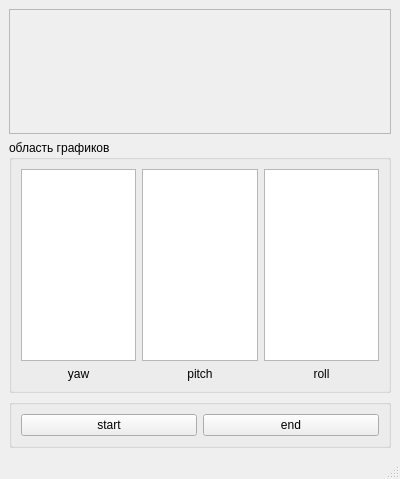
Before: the Qt Designer form timer_t/untitled.ui in Netromnik/pyqt_test, drawn with Qt 5.
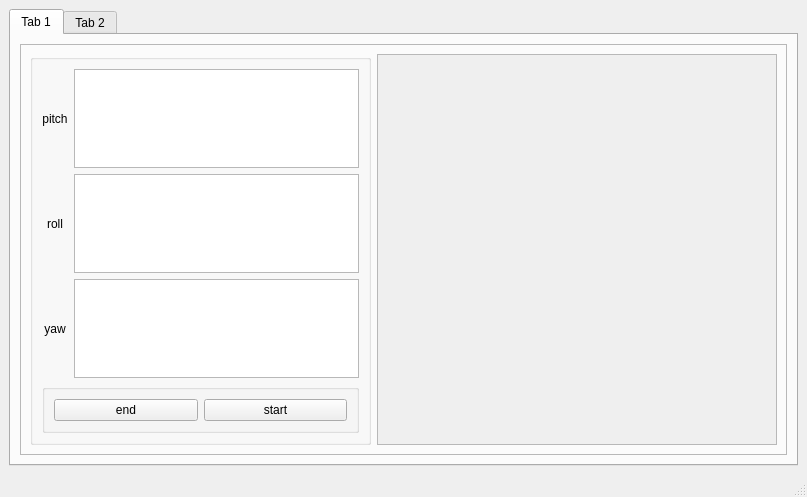
After: the same form once the commit is applied.

Patch:
```diff
--- a/timer_t/untitled.ui
+++ b/timer_t/untitled.ui
@@ -6,39 +6,47 @@
    <rect>
     <x>0</x>
     <y>0</y>
-    <width>400</width>
-    <height>479</height>
+    <width>807</width>
+    <height>497</height>
    </rect>
   </property>
   <property name="windowTitle">
    <string>MainWindow</string>
   </property>
   <widget class="QWidget" name="centralwidget">
-   <layout class="QVBoxLayout" name="verticalLayout">
+   <layout class="QHBoxLayout" name="horizontalLayout">
     <item>
-     <widget class="QScrollArea" name="scrollArea">
-      <property name="widgetResizable">
+     <widget class="QTabWidget" name="tabWidget">
+      <property name="currentIndex">
+       <number>0</number>
+      </property>
+      <property name="usesScrollButtons">
        <bool>true</bool>
       </property>
-      <widget class="QWidget" name="scrollAreaWidgetContents">
-       <property name="geometry">
-        <rect>
-         <x>0</x>
-         <y>0</y>
-         <width>384</width>
-         <height>110</height>
-        </rect>
-       </property>
-      </widget>
-     </widget>
-    </item>
+      <property name="tabBarAutoHide">
+       <bool>false</bool>
+      </property>
+      <widget class="QWidget" name="tab">
+       <attribute name="title">
+        <string>Tab 1</string>
+       </attribute>
+       <layout class="QVBoxLayout" name="verticalLayout_3">
+        <item>
+         <widget class="QFrame" name="frame">
+          <property name="frameShape">
+           <enum>QFrame::StyledPanel</enum>
+          </property>
+          <property name="frameShadow">
+           <enum>QFrame::Raised</enum>
+          </property>
+          <layout class="QHBoxLayout" name="horizontalLayout_2">
     <item>
      <widget class="QGroupBox" name="groupBox_2">
       <property name="title">
-       <string>область графиков</string>
+              <string/>
       </property>
       <layout class="QGridLayout" name="gridLayout">
-       <item row="5" column="0">
+              <item row="2" column="0">
         <widget class="QLabel" name="label_3">
          <property name="text">
           <string>yaw</string>
@@ -57,34 +65,40 @@
          </property>
         </widget>
        </item>
-       <item row="5" column="2">
-        <widget class="QLabel" name="label">
-         <property name="text">
-          <string>roll</string>
-         </property>
-         <property name="alignment">
-          <set>Qt::AlignCenter</set>
-         </property>
-        </widget>
-       </item>
-       <item row="4" column="2">
-        <widget class="QGraphicsView" name="yz"/>
-       </item>
-       <item row="5" column="1">
-        <widget class="QLabel" name="label_2">
-         <property name="text">
-          <string>pitch</string>
-         </property>
-         <property name="alignment">
-          <set>Qt::AlignCenter</set>
-         </property>
-        </widget>
-       </item>
-       <item row="4" column="0">
+              <item row="1" column="1">
         <widget class="QGraphicsView" name="xy"/>
        </item>
-       <item row="4" column="1">
+              <item row="3" column="0" colspan="2">
+               <widget class="QGroupBox" name="groupBox">
+                <property name="title">
+                 <string/>
+                </property>
+                <layout class="QHBoxLayout" name="horizontalLayout_4">
+                 <item>
+                  <widget class="QPushButton" name="end">
+                   <property name="text">
+                    <string>end</string>
+                   </property>
+                  </widget>
+                 </item>
+                 <item>
+                  <widget class="QPushButton" name="ok">
+                   <property name="text">
+                    <string>start</string>
+                   </property>
+                  </widget>
+                 </item>
+                </layout>
+               </widget>
+              </item>
+              <item row="0" column="1">
         <widget class="QGraphicsView" name="xz">
+                <property name="minimumSize">
+                 <size>
+                  <width>200</width>
+                  <height>0</height>
+                 </size>
+                </property>
          <property name="acceptDrops">
           <bool>false</bool>
          </property>
@@ -93,30 +107,70 @@
          </property>
         </widget>
        </item>
-      </layout>
-     </widget>
-    </item>
-    <item>
-     <widget class="QGroupBox" name="groupBox">
-      <property name="title">
-       <string/>
-      </property>
-      <layout class="QHBoxLayout" name="horizontalLayout_2">
-       <item>
-        <widget class="QPushButton" name="ok">
+              <item row="2" column="1">
+               <widget class="QGraphicsView" name="yz"/>
+              </item>
+              <item row="1" column="0">
+               <widget class="QLabel" name="label">
+                <property name="text">
+                 <string>roll</string>
+                </property>
+                <property name="alignment">
+                 <set>Qt::AlignCenter</set>
+                </property>
+               </widget>
+              </item>
+              <item row="0" column="0">
+               <widget class="QLabel" name="label_2">
          <property name="text">
-          <string>start</string>
-         </property>
-        </widget>
-       </item>
+                 <string>pitch</string>
+                </property>
+                <property name="alignment">
+                 <set>Qt::AlignCenter</set>
+                </property>
+               </widget>
+              </item>
+             </layout>
+            </widget>
+           </item>
        <item>
-        <widget class="QPushButton" name="end">
-         <property name="text">
-          <string>end</string>
-         </property>
-        </widget>
-       </item>
-      </layout>
+            <widget class="QScrollArea" name="scrollArea">
+             <property name="minimumSize">
+              <size>
+               <width>400</width>
+               <height>0</height>
+              </size>
+             </property>
+             <property name="widgetResizable">
+              <bool>true</bool>
+             </property>
+             <widget class="QWidget" name="scrollAreaWidgetContents">
+              <property name="geometry">
+               <rect>
+                <x>0</x>
+                <y>0</y>
+                <width>396</width>
+                <height>388</height>
+               </rect>
+              </property>
+             </widget>
+            </widget>
+           </item>
+          </layout>
+         </widget>
+        </item>
+       </layout>
+      </widget>
+      <widget class="QWidget" name="tab_2">
+       <attribute name="title">
+        <string>Tab 2</string>
+       </attribute>
+       <layout class="QHBoxLayout" name="horizontalLayout_3">
+        <item>
+         <layout class="QGridLayout" name="Gr"/>
+        </item>
+       </layout>
+      </widget>
      </widget>
     </item>
    </layout>
```
Left out of the diff: 2 changed lines with no effect on the pictures. Lines whose indentation alone changed are shown as unchanged.
